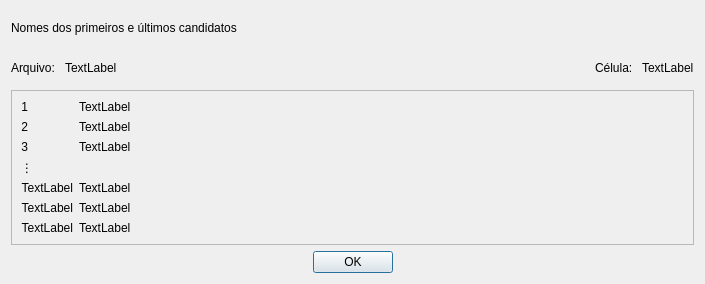
Old version of the form corretor/ui/form_show_names.ui in the repository luis-dafonseca/CorretorENA.
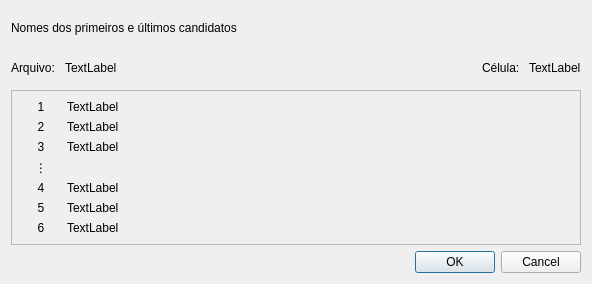
New version of the form.

Patch:
```diff
--- a/corretor/ui/form_show_names.ui
+++ b/corretor/ui/form_show_names.ui
@@ -6,7 +6,7 @@
    <rect>
     <x>0</x>
     <y>0</y>
-    <width>705</width>
+    <width>592</width>
     <height>284</height>
    </rect>
   </property>
@@ -14,6 +14,58 @@
    <string>Dialog</string>
   </property>
   <layout class="QGridLayout" name="gridLayout">
+   <item row="3" column="0">
+    <widget class="QDialogButtonBox" name="buttonBox">
+     <property name="standardButtons">
+      <set>QDialogButtonBox::Cancel|QDialogButtonBox::Ok</set>
+     </property>
+    </widget>
+   </item>
+   <item row="0" column="0">
+    <widget class="QLabel" name="label_2">
+     <property name="text">
+      <string>Nomes dos primeiros e últimos candidatos</string>
+     </property>
+    </widget>
+   </item>
+   <item row="1" column="0">
+    <layout class="QHBoxLayout" name="horizontalLayout_2">
+     <item>
+      <widget class="QLabel" name="label_8">
+       <property name="text">
+        <string>Arquivo: </string>
+       </property>
+      </widget>
+     </item>
+     <item>
+      <widget class="QLabel" name="labelFileName">
+       <property name="sizePolicy">
+        <sizepolicy hsizetype="Preferred" vsizetype="Preferred">
+         <horstretch>2</horstretch>
+         <verstretch>0</verstretch>
+        </sizepolicy>
+       </property>
+       <property name="text">
+        <string>TextLabel</string>
+       </property>
+      </widget>
+     </item>
+     <item>
+      <widget class="QLabel" name="label_6">
+       <property name="text">
+        <string>Célula: </string>
+       </property>
+      </widget>
+     </item>
+     <item>
+      <widget class="QLabel" name="labelFirstName">
+       <property name="text">
+        <string>TextLabel</string>
+       </property>
+      </widget>
+     </item>
+    </layout>
+   </item>
    <item row="2" column="0">
     <widget class="QFrame" name="frame">
      <property name="frameShape">
@@ -27,11 +79,17 @@
        <layout class="QFormLayout" name="formLayout">
         <item row="0" column="0">
          <widget class="QLabel" name="labelNumber_1">
+          <property name="minimumSize">
+           <size>
+            <width>40</width>
+            <height>0</height>
+           </size>
+          </property>
           <property name="text">
            <string>1</string>
           </property>
           <property name="alignment">
-           <set>Qt::AlignRight|Qt::AlignTrailing|Qt::AlignVCenter</set>
+           <set>Qt::AlignCenter</set>
           </property>
          </widget>
         </item>
@@ -44,11 +102,17 @@
         </item>
         <item row="1" column="0">
          <widget class="QLabel" name="labelNumber_2">
+          <property name="minimumSize">
+           <size>
+            <width>40</width>
+            <height>0</height>
+           </size>
+          </property>
           <property name="text">
            <string>2</string>
           </property>
           <property name="alignment">
-           <set>Qt::AlignRight|Qt::AlignTrailing|Qt::AlignVCenter</set>
+           <set>Qt::AlignCenter</set>
           </property>
          </widget>
         </item>
@@ -61,11 +125,17 @@
         </item>
         <item row="2" column="0">
          <widget class="QLabel" name="labelNumber_3">
+          <property name="minimumSize">
+           <size>
+            <width>40</width>
+            <height>0</height>
+           </size>
+          </property>
           <property name="text">
            <string>3</string>
           </property>
           <property name="alignment">
-           <set>Qt::AlignRight|Qt::AlignTrailing|Qt::AlignVCenter</set>
+           <set>Qt::AlignCenter</set>
           </property>
          </widget>
         </item>
@@ -78,11 +148,17 @@
         </item>
         <item row="4" column="0">
          <widget class="QLabel" name="labelNumber_4">
+          <property name="minimumSize">
+           <size>
+            <width>40</width>
+            <height>0</height>
+           </size>
+          </property>
           <property name="text">
-           <string>TextLabel</string>
+           <string>4</string>
           </property>
           <property name="alignment">
-           <set>Qt::AlignRight|Qt::AlignTrailing|Qt::AlignVCenter</set>
+           <set>Qt::AlignCenter</set>
           </property>
          </widget>
         </item>
@@ -95,11 +171,17 @@
         </item>
         <item row="5" column="0">
          <widget class="QLabel" name="labelNumber_5">
+          <property name="minimumSize">
+           <size>
+            <width>40</width>
+            <height>0</height>
+           </size>
+          </property>
           <property name="text">
-           <string>TextLabel</string>
+           <string>5</string>
           </property>
           <property name="alignment">
-           <set>Qt::AlignRight|Qt::AlignTrailing|Qt::AlignVCenter</set>
+           <set>Qt::AlignCenter</set>
           </property>
          </widget>
         </item>
@@ -112,11 +194,17 @@
         </item>
         <item row="6" column="0">
          <widget class="QLabel" name="labelNumber_6">
+          <property name="minimumSize">
+           <size>
+            <width>40</width>
+            <height>0</height>
+           </size>
+          </property>
           <property name="text">
-           <string>TextLabel</string>
+           <string>6</string>
           </property>
           <property name="alignment">
-           <set>Qt::AlignRight|Qt::AlignTrailing|Qt::AlignVCenter</set>
+           <set>Qt::AlignCenter</set>
           </property>
          </widget>
         </item>
@@ -129,6 +217,18 @@
         </item>
         <item row="3" column="0">
          <widget class="QLabel" name="label_9">
+          <property name="sizePolicy">
+           <sizepolicy hsizetype="Fixed" vsizetype="Fixed">
+            <horstretch>0</horstretch>
+            <verstretch>0</verstretch>
+           </sizepolicy>
+          </property>
+          <property name="minimumSize">
+           <size>
+            <width>40</width>
+            <height>0</height>
+           </size>
+          </property>
           <property name="text">
            <string>⋮</string>
           </property>
@@ -142,91 +242,6 @@
      </layout>
     </widget>
    </item>
-   <item row="1" column="0">
-    <layout class="QHBoxLayout" name="horizontalLayout_2">
-     <item>
-      <widget class="QLabel" name="label_8">
-       <property name="text">
-        <string>Arquivo: </string>
-       </property>
-      </widget>
-     </item>
-     <item>
-      <widget class="QLabel" name="labelFileName">
-       <property name="sizePolicy">
-        <sizepolicy hsizetype="Preferred" vsizetype="Preferred">
-         <horstretch>2</horstretch>
-         <verstretch>0</verstretch>
-        </sizepolicy>
-       </property>
-       <property name="text">
-        <string>TextLabel</string>
-       </property>
-      </widget>
-     </item>
-     <item>
-      <widget class="QLabel" name="label_6">
-       <property name="text">
-        <string>Célula: </string>
-       </property>
-      </widget>
-     </item>
-     <item>
-      <widget class="QLabel" name="labelFirstName">
-       <property name="text">
-        <string>TextLabel</string>
-       </property>
-      </widget>
-     </item>
-    </layout>
-   </item>
-   <item row="3" column="0">
-    <layout class="QHBoxLayout" name="horizontalLayout">
-     <item>
-      <spacer name="horizontalSpacer">
-       <property name="orientation">
-        <enum>Qt::Horizontal</enum>
-       </property>
-       <property name="sizeHint" stdset="0">
-        <size>
-         <width>40</width>
-         <height>20</height>
-        </size>
-       </property>
-      </spacer>
-     </item>
-     <item>
-      <widget class="QPushButton" name="pushButtonOK">
-       <property name="locale">
-        <locale language="Portuguese" country="Brazil"/>
-       </property>
-       <property name="text">
-        <string>OK</string>
-       </property>
-      </widget>
-     </item>
-     <item>
-      <spacer name="horizontalSpacer_2">
-       <property name="orientation">
-        <enum>Qt::Horizontal</enum>
-       </property>
-       <property name="sizeHint" stdset="0">
-        <size>
-         <width>40</width>
-         <height>20</height>
-        </size>
-       </property>
-      </spacer>
-     </item>
-    </layout>
-   </item>
-   <item row="0" column="0">
-    <widget class="QLabel" name="label_2">
-     <property name="text">
-      <string>Nomes dos primeiros e últimos candidatos</string>
-     </property>
-    </widget>
-   </item>
   </layout>
  </widget>
  <resources/>
```
Left out of the diff: 3 changed lines with no effect on the pictures.
